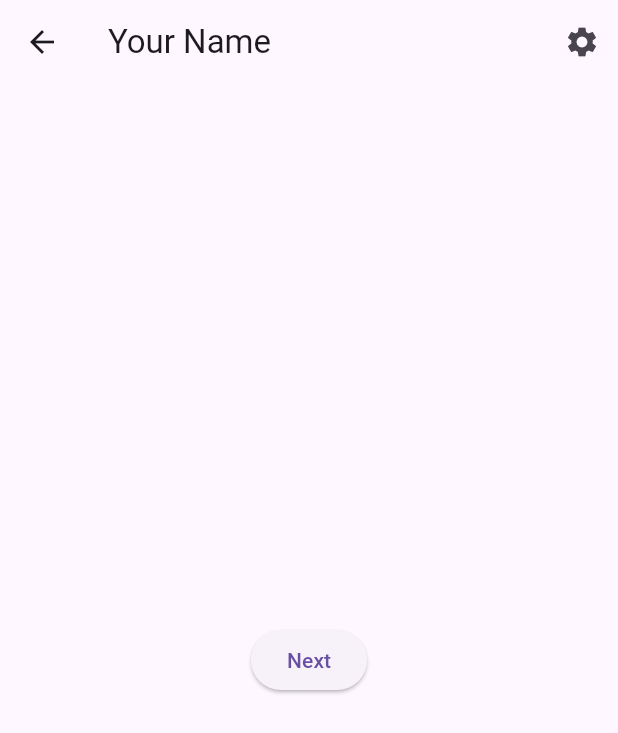
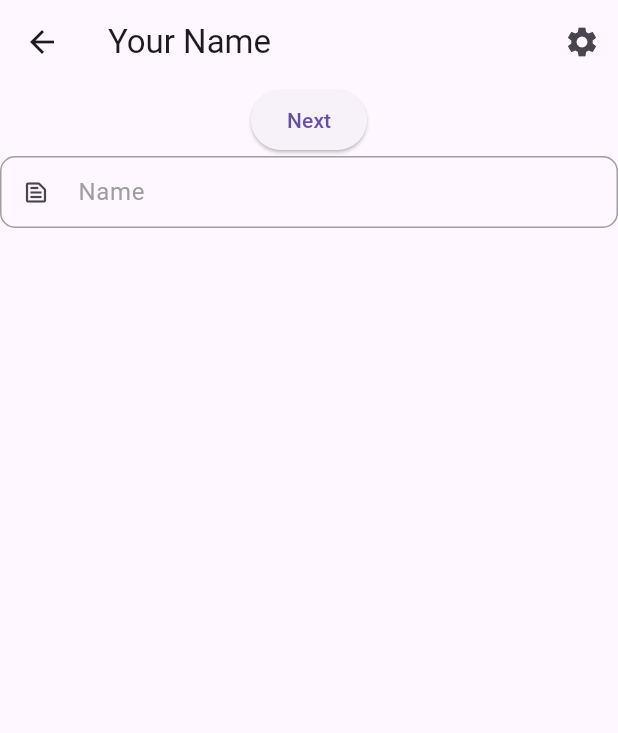
Before and after one commit to tina25n/BeLoved, a Flutter app: the NamePage screen opened by its route, on a phone screen of 412 x 824 dp. Shown: the top 733 px of the screen. Run offline on Flutter 3.47's test engine with Material 3 defaults, Android fonts, the light colour scheme and no system bars; generated files the repository leaves out were written again.

Commit message:
Roll back to the version where text field is added.

```diff
--- a/beloved_flutter_app/lib/src/onboarding_process/name.dart
+++ b/beloved_flutter_app/lib/src/onboarding_process/name.dart
@@ -3,7 +3,7 @@ import 'package:flutter/material.dart';
 import 'basic_details.dart';
 import '../widgets/top_bar.dart';
 import '../widgets/next_button.dart';
-
+import '../widgets/textbox.dart';
 class NamePage extends StatelessWidget {
   const NamePage({
     super.key,
@@ -16,8 +16,8 @@ class NamePage extends StatelessWidget {
     return Scaffold(
       appBar: TopBar(
           topText: 'Your Name'),
-      body: Center(
-        child:
+      body: ListView(
+          children:[
             NextButton(
               buttonText: 'Next',
               onPressed: () {
@@ -26,6 +26,12 @@ class NamePage extends StatelessWidget {
                     context, BasicDetailsPage.routeName);
               },
             ),
+            CustomTextField(
+                controller: TextEditingController(),
+                name: "Name",
+                prefixIcon: Icons.text_snippet_outlined,
+                inputType: TextInputType.name)
+          ]
       ),
     );
 
--- a/beloved_flutter_app/lib/src/widgets/textbox.dart
+++ b/beloved_flutter_app/lib/src/widgets/textbox.dart
@@ -0,0 +1,63 @@
+import 'package:flutter/material.dart';
+
+class CustomTextField extends StatelessWidget {
+  final TextEditingController controller;
+  final String name;
+  final IconData prefixIcon;
+  final bool obscureText;
+  final TextCapitalization textCapitalization;
+  final TextInputType inputType;
+
+  const CustomTextField({
+    Key? key,
+    required this.controller,
+    required this.name,
+    required this.prefixIcon,
+    this.obscureText = false,
+    this.textCapitalization = TextCapitalization.none,
+    required this.inputType,
+  }) : super(key: key);
+
+  @override
+  Widget build(BuildContext context) {
+    return Container(
+      margin: const EdgeInsets.only(bottom: 15),
+      child: TextField(
+        enabled: true,
+        controller: controller,
+        textCapitalization: textCapitalization,
+        maxLength: 32,
+        maxLines: 1,
+        obscureText: obscureText,
+        keyboardType: inputType,
+        textAlign: TextAlign.start,
+        style: const TextStyle(
+          color: Colors.black,
+          fontSize: 16,
+          fontWeight:FontWeight.w500, //half bold
+        ),
+        decoration: InputDecoration(
+          prefixIcon: Icon(prefixIcon),
+          isDense: true,
+          labelText: name,
+          counterText: "",
+          labelStyle: const TextStyle(color: Colors.grey),
+          border: const OutlineInputBorder(
+            borderSide: BorderSide(color:Colors.grey,
+                width: 1.0),
+            borderRadius: BorderRadius.all(Radius.circular(6)),
+          ),
+          focusedBorder: const OutlineInputBorder(
+            borderSide: BorderSide(color:Color(0xFFFF6962),
+                width: 1.0),
+            borderRadius: BorderRadius.all(Radius.circular(6)),
+          ),
+          enabledBorder: const OutlineInputBorder(
+            borderSide: BorderSide(color: Colors.grey),
+            borderRadius: BorderRadius.all(Radius.circular(10)),
+          ),
+        ),
+      ),
+    );
+  }
+}
```
Also changed, not shown: 1 other file. Lines whose indentation alone changed are shown as unchanged.
